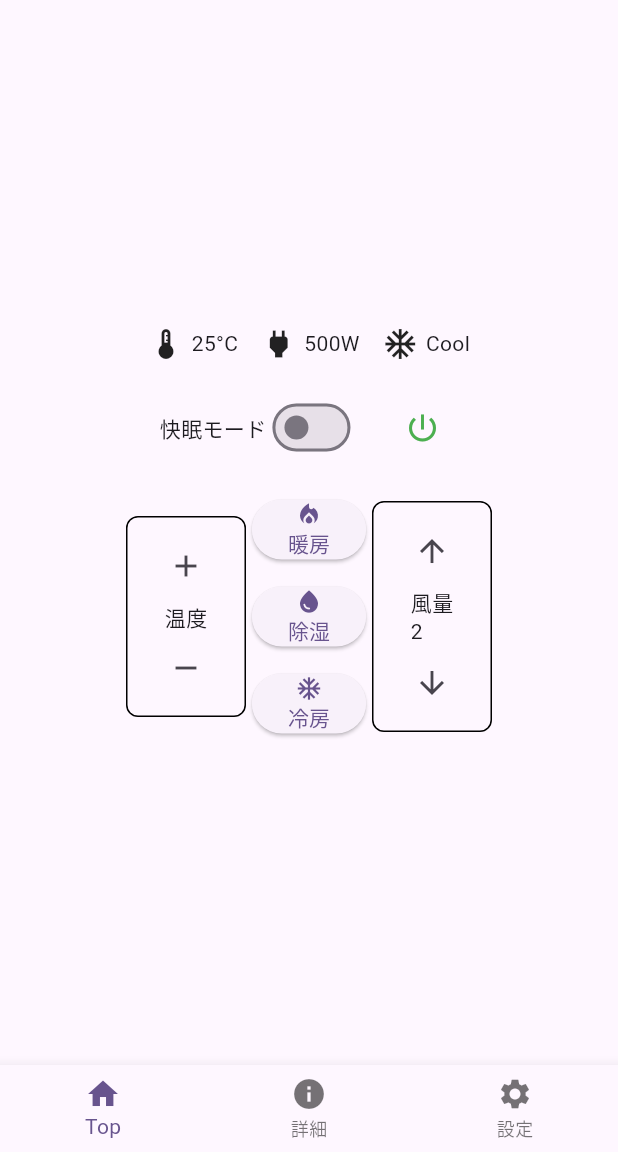
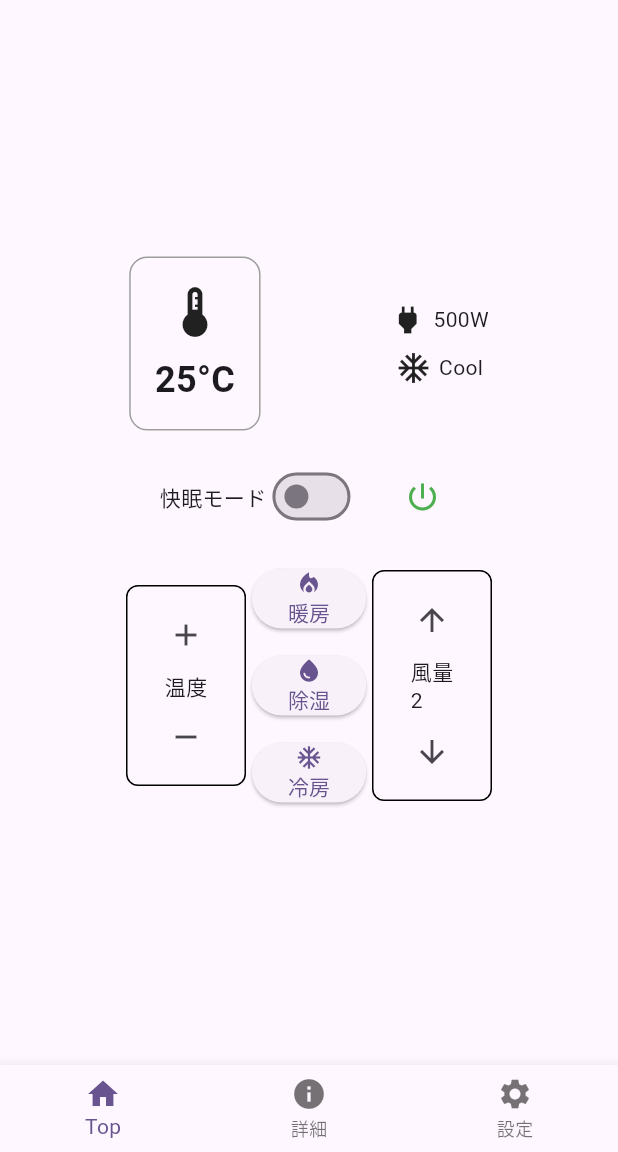
Before and after one commit to katagiri-tetsuto/Sechack365_3_teamA, a Flutter app: the screen it shows after launch, on a phone screen of 412 x 824 dp, the part 84-1236 px from its top. Run offline on Flutter 3.47's test engine with Material 3 defaults, Android fonts, the phone set to English and light mode, and no system bars.

Commit message:
上部アイコンUIレイアウト調整

```diff
--- a/mobileui/lib/main.dart
+++ b/mobileui/lib/main.dart
@@ -125,19 +125,51 @@
           mainAxisAlignment: MainAxisAlignment.center,
           children: <Widget>[
             Row(
-              mainAxisAlignment: MainAxisAlignment.center,
+              mainAxisAlignment: MainAxisAlignment.spaceEvenly,
               children: [
-                Icon(Icons.thermostat),
-                SizedBox(width: 5),
-                Text('${_temperature}°C'),
-                SizedBox(width: 15),
+                // 温度表示（大きく）
+                Container(
+                  padding: EdgeInsets.all(16),
+                  decoration: BoxDecoration(
+                    border: Border.all(color: Colors.grey),
+                    borderRadius: BorderRadius.circular(12),
+                  ),
+                  child: Column(
+                    children: [
+                      Icon(Icons.thermostat, size: 40),
+                      SizedBox(height: 8),
+                      Text(
+                        '${_temperature}°C',
+                        style: TextStyle(
+                          fontSize: 24,
+                          fontWeight: FontWeight.bold,
+                        ),
+                      ),
+                    ],
+                  ),
+                ),
+                // 電力とモード（縦並び）
+                Column(
+                  children: [
+                    Row(
+                      mainAxisSize: MainAxisSize.min,
+                      children: [
                         Icon(Icons.power),
                         SizedBox(width: 5),
                         Text('${_powerConsumption}W'),
-                SizedBox(width: 15),
+                      ],
+                    ),
+                    SizedBox(height: 8),
+                    Row(
+                      mainAxisSize: MainAxisSize.min,
+                      children: [
                         Icon(Icons.ac_unit),
                         SizedBox(width: 5),
                         Text(_mode),
+                      ],
+                    ),
+                  ],
+                ),
               ],
             ),
             SizedBox(height: 20),
```
Lines whose indentation alone changed are shown as unchanged.
